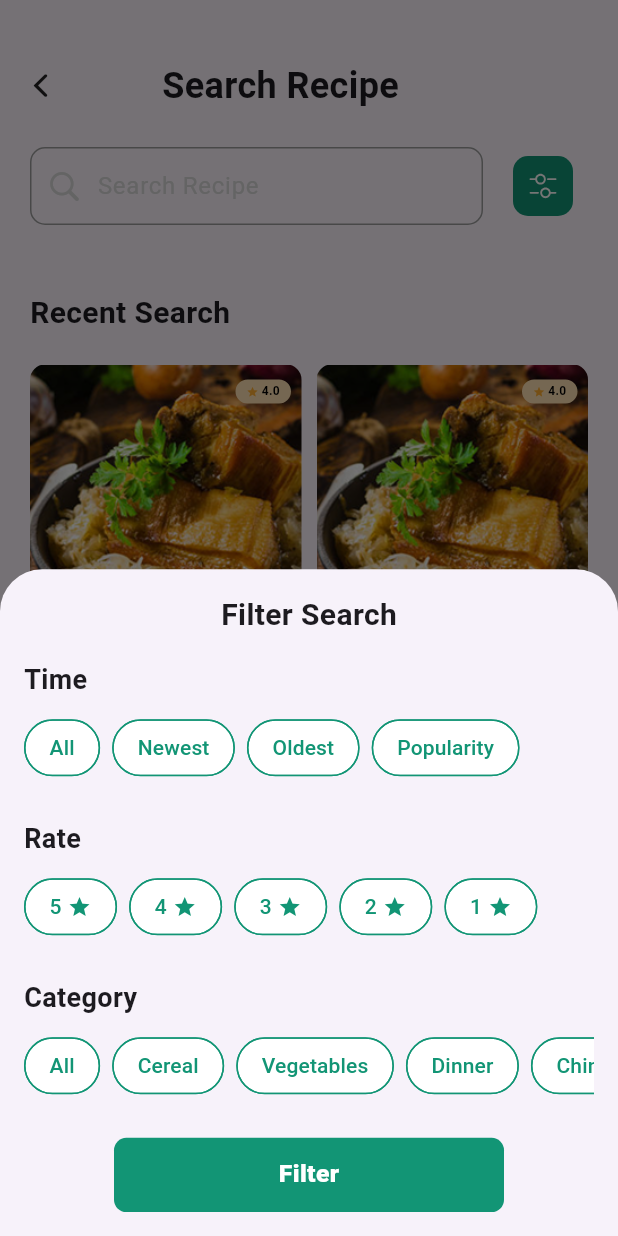
After one commit to Fortune0203/food-recipe-app, a Flutter app: the SearchRecipe screen opened by its route, after a tap on an icon or button, on a phone screen of 412 x 824 dp. The commit adds this screen. Run offline on Flutter 3.47's test engine with Material 3 defaults, Android fonts, the phone set to English and light mode, and no system bars; our stand-ins replace flutter_riverpod, flutter_screenutil, flutter_svg, loading_animation_widget.

Commit message:
search recipes

```diff
--- /dev/null
+++ b/lib/features/search-recipe/search_recipe.dart
@@ -0,0 +1,180 @@
+import 'package:flutter/cupertino.dart';
+import 'package:flutter/material.dart';
+import 'package:flutter_svg/svg.dart';
+import 'package:food_recipe/app.dart';
+import 'package:food_recipe/utils/colors.dart';
+import 'package:food_recipe/widgets/filter_bottom_sheet.dart';
+import 'package:food_recipe/widgets/search_bar.dart';
+
+class SearchRecipe extends StatefulWidget {
+  const SearchRecipe({super.key});
+
+  @override
+  State<SearchRecipe> createState() => _SearchRecipeState();
+}
+
+class _SearchRecipeState extends State<SearchRecipe> {
+  @override
+  Widget build(BuildContext context) {
+    return Scaffold(
+      body: _buildtop(),
+    );
+  }
+
+  Widget _buildtop() {
+    return SingleChildScrollView(
+      padding: EdgeInsets.only(
+        bottom: MediaQuery.of(context).viewInsets.bottom,
+      ),
+      child: Column(
+        crossAxisAlignment: CrossAxisAlignment.start,
+        children: [
+          const Padding(
+            padding: EdgeInsets.only(top: 40.0, left: 15.0),
+            child: Row(
+              children: [
+                Icon(CupertinoIcons.back),
+                SizedBox(width: 69),
+                Text(
+                  'Search Recipe',
+                  style: TextStyle(
+                    fontSize: 24,
+                    fontWeight: FontWeight.bold,
+                  ),
+                ),
+              ],
+            ),
+          ),
+          const SizedBox(height: 20),
+          Padding(
+            padding: const EdgeInsets.symmetric(horizontal: 20.0),
+            child: _buildsearchbar(),
+          ),
+          const SizedBox(height: 20),
+          _buildbody(),
+        ],
+      ),
+    );
+  }
+
+  Widget _buildsearchbar() {
+    return SearchBarFilter(
+      hintText: 'Search Recipe',
+      onChanged: (query) {
+        // print('Search query: $query');
+      },
+      onFilterTap: () async {
+        final filters = await showModalBottomSheet<Map<String, dynamic>>(
+          context: context,
+          builder: (context) => const FilterBottomSheet(),
+        );
+        print('Selected filters: $filters');
+      },
+    );
+  }
+
+  Widget _buildbody() {
+    return Padding(
+      padding: const EdgeInsets.all(20),
+      child: Column(
+        crossAxisAlignment: CrossAxisAlignment.start,
+        children: [
+          const Text('Recent Search',
+          style: TextStyle(
+            fontSize: 20,
+            fontWeight: FontWeight.w600,
+          ),
+          ),
+          const SizedBox(height: 20),
+          GridView.count(
+            shrinkWrap: true,
+            physics: const NeverScrollableScrollPhysics(),
+            crossAxisCount: 2,
+            childAspectRatio: 0.8,
+            mainAxisSpacing: 10,
+            crossAxisSpacing: 10,
+            children: List.generate(8, (index) => _buildRecipeCard()),
+          ),
+        ],
+      ),
+    );
+  }
+
+  Widget _buildRecipeCard() {
+    return Container(
+      decoration: BoxDecoration(
+        borderRadius: BorderRadius.circular(10),
+        image: const DecorationImage(
+          image: AssetImage('assets/pngs/bgimage.png'),
+          fit: BoxFit.cover,
+
+        ),
+      ),
+      child: Stack(
+        children: [
+          Positioned(
+            top: 10,
+            right: 7,
+            child: Container(
+              width: 37,
+              height: 16,
+              decoration: BoxDecoration(
+              color: AppColors.borderColor,
+                border: Border.all(
+                  color: AppColors.borderColor,
+                  width: 2,
+                ),
+                borderRadius: BorderRadius.circular(10),
+              ),
+              child: const Row(
+                mainAxisAlignment: MainAxisAlignment.center,
+                crossAxisAlignment: CrossAxisAlignment.center,
+                children: [
+                  Icon(
+                    Icons.star,
+                    color: AppColors.starColor,
+                    size: 8,
+                  ),
+                  SizedBox(width: 2),
+                  Text(
+                    '4.0',
+                    style: TextStyle(
+                      color: Colors.black,
+                      fontSize: 8,
+                      fontWeight: FontWeight.bold,
+                    ),
+                  ),
+                ],
+              ),
+            ),
+          ),
+          const Positioned(
+            bottom: 8,
+            left: 8,
+            child: Column(
+              crossAxisAlignment: CrossAxisAlignment.start,
+              mainAxisSize: MainAxisSize.min,
+              children: [
+                Text(
+                  'Traditional spare ribs \nbaked',
+                  style: TextStyle(
+                    color: Colors.white,
+                    fontSize: 14,
+                    fontWeight: FontWeight.bold,
+                  ),
+                ),
+                Text(
+                  'By Chef John',
+                  style: TextStyle(
+                    color: Colors.white,
+                    fontSize: 10,
+                  ),
+                ),
+              ],
+            ),
+          ),
+        ],
+      ),
+    );
+  }
+}
--- a/lib/routes.dart
+++ b/lib/routes.dart
@@ -2,15 +2,18 @@ import 'package:flutter/material.dart';
 import 'package:food_recipe/features/authentication/SignUp/sign_up.dart';
 import 'package:food_recipe/features/authentication/sign_in_page.dart';
 import 'package:food_recipe/features/authentication/splashscreen.dart';
+import 'package:food_recipe/features/search-recipe/search_recipe.dart';
 
 class AppRoutes {
   static Map<String, WidgetBuilder> routes = {
     splash: (context) => const SplashScreenPage(),
     signin: (context) => const SignInScreen(),
     signup: (context) => const SignupScreen(),
+    searchRecipe: (context) => const SearchRecipe(),
   };
 
   static String splash = '/';
   static String signup = '/signup';
   static String signin = '/signin';
+  static String searchRecipe = '/search-recipe';
 }
--- a/lib/utils/colors.dart
+++ b/lib/utils/colors.dart
@@ -7,4 +7,6 @@ class AppColors {
   static const Color secondaryButton = Color(0xFF129575);
   static const Color borderfield = Color(0xFFD9D9D9);
   static const Color hinttext = Color(0xFFD9D9D9);
+  static const Color starColor = Color(0xFFFFAD30);
+  static const Color borderColor = Color(0xFFFFE1B3);
 }
--- /dev/null
+++ b/lib/widgets/filter_bottom_sheet.dart
@@ -0,0 +1,213 @@
+import 'package:flutter/material.dart';
+import 'package:food_recipe/utils/colors.dart';
+import 'package:food_recipe/widgets/primary_button.dart';
+
+class FilterBottomSheet extends StatefulWidget {
+  const FilterBottomSheet({super.key});
+
+  @override
+  State<FilterBottomSheet> createState() => _FilterBottomSheetState();
+}
+
+class _FilterBottomSheetState extends State<FilterBottomSheet> {
+  String? selectedTimeFilter;
+  int? selectedRateFilter;
+  String? selectedCategoryFilter;
+
+  @override
+  Widget build(BuildContext context) {
+    return Container(
+      padding: const EdgeInsets.all(16.0),
+      child: Column(
+        mainAxisSize: MainAxisSize.min,
+        crossAxisAlignment: CrossAxisAlignment.start,
+        children: [
+          const Center(
+            child: Text(
+              'Filter Search',
+              style: TextStyle(
+                fontSize: 20,
+                fontWeight: FontWeight.bold,
+              ),
+            ),
+          ),
+          const SizedBox(height: 16),
+
+          _buildSectionHeader('Time'),
+          const SizedBox(height: 8),
+          _buildFilterRow([
+            'All',
+            'Newest',
+            'Oldest',
+            'Popularity',
+          ], selectedTimeFilter, (value) {
+            setState(() {
+              selectedTimeFilter = value;
+            });
+          }),
+          const SizedBox(height: 24),
+
+          _buildSectionHeader('Rate'),
+          const SizedBox(height: 8),
+          SingleChildScrollView(
+            scrollDirection: Axis.horizontal,
+            child: Row(
+              children: [
+                _buildRateChip(5),
+                const SizedBox(width: 8),
+                _buildRateChip(4),
+                const SizedBox(width: 8),
+                _buildRateChip(3),
+                const SizedBox(width: 8),
+                _buildRateChip(2),
+                const SizedBox(width: 8),
+                _buildRateChip(1),
+              ],
+            ),
+          ),
+          const SizedBox(height: 24),
+
+          _buildSectionHeader('Category'),
+          const SizedBox(height: 8),
+          SingleChildScrollView(
+            scrollDirection: Axis.horizontal,
+            child: Wrap(
+              spacing: 8.0,
+              children: [
+                'All',
+                'Cereal',
+                'Vegetables',
+                'Dinner',
+                'Chinese',
+                'Local Dish',
+                'Fruit',
+                'BreakFast',
+                'Spanish',
+                'Lunch'
+              ].map((category) {
+                return _buildCategoryChip(category);
+              }).toList(),
+            ),
+          ),
+          const SizedBox(height: 24),
+
+          SizedBox(
+            width: double.infinity,
+            child: Padding(
+              padding: const EdgeInsets.only(left: 60.0, right: 60),
+              child: PrimaryButton(
+                onPressed: () {
+                  Navigator.pop(context, {
+                    'time': selectedTimeFilter,
+                    'rate': selectedRateFilter,
+                    'category': selectedCategoryFilter,
+                  });
+                },
+                label: "Filter",
+              ),
+            ),
+          ),
+        ],
+      ),
+    );
+  }
+
+  Widget _buildSectionHeader(String title) {
+    return Text(
+      title,
+      style: const TextStyle(
+        fontSize: 18,
+        fontWeight: FontWeight.bold,
+      ),
+    );
+  }
+
+  Widget _buildFilterRow(
+      List<String> options, String? selectedValue, Function(String) onSelected) {
+    return SingleChildScrollView(
+      scrollDirection: Axis.horizontal,
+      child: Row(
+        children: options.map((option) {
+          return Padding(
+            padding: const EdgeInsets.only(right: 8.0),
+            child: ChoiceChip(
+              label: Text(option),
+              selected: selectedValue == option,
+              onSelected: (selected) {
+                onSelected(selected ? option : '');
+              },
+              selectedColor: AppColors.primaryColor,
+              backgroundColor: Colors.white,
+              labelStyle: TextStyle(
+                color: selectedValue == option ? Colors.white : AppColors.primaryColor,
+              ),
+              shape: RoundedRectangleBorder(
+                borderRadius: BorderRadius.circular(20),
+                side: BorderSide(color: AppColors.primaryColor),
+              ),
+            ),
+          );
+        }).toList(),
+      ),
+    );
+  }
+
+  Widget _buildRateChip(int stars) {
+    final isSelected = selectedRateFilter == stars;
+    return ChoiceChip(
+      label: Row(
+        mainAxisSize: MainAxisSize.min,
+        children: [
+          Text(
+            '$stars',
+            style: TextStyle(
+              color: isSelected ? Colors.white : AppColors.primaryColor,
+            ),
+          ),
+          const SizedBox(width: 4),
+          Icon(
+            Icons.star,
+            size: 16,
+            color: isSelected ? Colors.white : AppColors.primaryColor,
+          ),
+        ],
+      ),
+      selected: isSelected,
+      onSelected: (selected) {
+        setState(() {
+          selectedRateFilter = selected ? stars : null;
+        });
+      },
+      selectedColor: AppColors.primaryColor,
+      backgroundColor: Colors.white,
+      shape: RoundedRectangleBorder(
+        borderRadius: BorderRadius.circular(20),
+        side: BorderSide(color: AppColors.primaryColor),
+      ),
+    );
+  }
+
+  Widget _buildCategoryChip(String category) {
+    final isSelected = selectedCategoryFilter == category;
+    return ChoiceChip(
+      label: Text(
+        category,
+        style: TextStyle(
+          color: isSelected ? Colors.white : AppColors.primaryColor,
+        ),
+      ),
+      selected: isSelected,
+      onSelected: (selected) {
+        setState(() {
+          selectedCategoryFilter = selected ? category : null;
+        });
+      },
+      selectedColor: AppColors.primaryColor,
+      backgroundColor: Colors.white,
+      shape: RoundedRectangleBorder(
+        borderRadius: BorderRadius.circular(20),
+        side: BorderSide(color: AppColors.primaryColor),
+      ),
+    );
+  }
+}
--- /dev/null
+++ b/lib/widgets/search_bar.dart
@@ -0,0 +1,67 @@
+import 'package:flutter/material.dart';
+import 'package:flutter/cupertino.dart';
+import 'package:flutter_svg/flutter_svg.dart';
+import 'package:food_recipe/utils/colors.dart';
+
+class SearchBarFilter extends StatelessWidget {
+  final String hintText;
+  final ValueChanged<String>? onChanged;
+  final VoidCallback? onFilterTap;
+
+  const SearchBarFilter({
+    Key? key,
+    this.hintText = 'Search for recipes',
+    this.onChanged,
+    this.onFilterTap,
+  }) : super(key: key);
+
+  @override
+  Widget build(BuildContext context) {
+    return Row(
+      children: [
+        Expanded(
+          child: Container(
+            padding: EdgeInsets.only(top:1, bottom: 1),
+            decoration: BoxDecoration(
+              borderRadius: BorderRadius.circular(10),
+              border: Border.all(
+                color: Colors.grey,
+                width: 1.0,
+              ),
+            ),
+            child: Row(
+              children: [
+                const SizedBox(width: 10),
+                const Icon(CupertinoIcons.search, color: AppColors.hinttext,),
+                const SizedBox(width: 10),
+                Expanded(
+                  child: TextField(
+                    onChanged: onChanged,
+                    decoration: InputDecoration(
+                      hintText: hintText,
+                      hintStyle: TextStyle(color: AppColors.hinttext),
+                      border: InputBorder.none,
+                    ),
+                  ),
+                ),
+              ],
+            ),
+          ),
+        ),
+        const SizedBox(width: 10),
+        GestureDetector(
+          onTap: onFilterTap,
+          child: Container(
+            padding: const EdgeInsets.all(10),
+            decoration: BoxDecoration(
+              borderRadius: BorderRadius.circular(10),
+            ),
+            child: SvgPicture.asset(
+              "assets/svgs/filter.svg",
+            ),
+          ),
+        ),
+      ],
+    );
+  }
+}
```
Also changed, not shown: assets/pngs/bgimage.png (added), assets/svgs/filter.svg (added).
